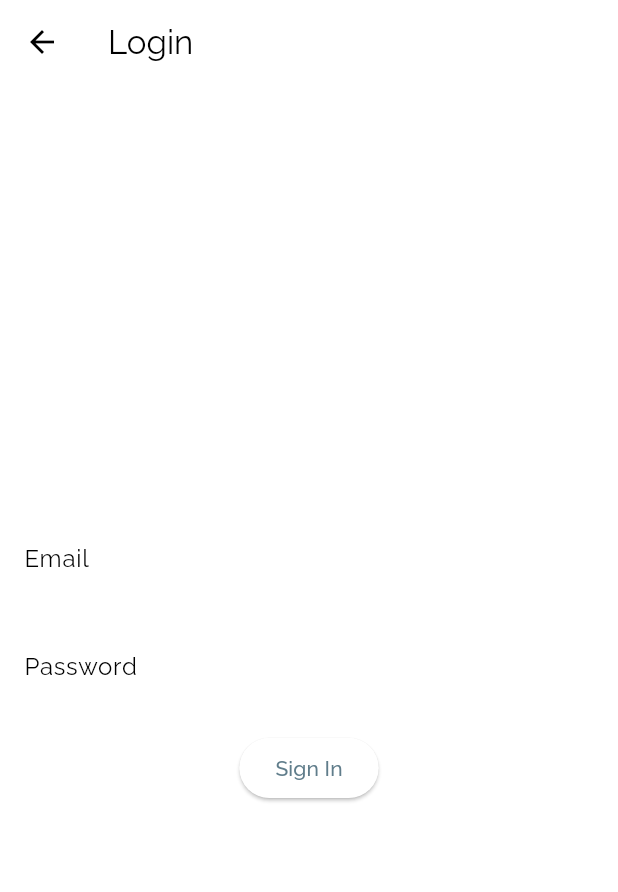
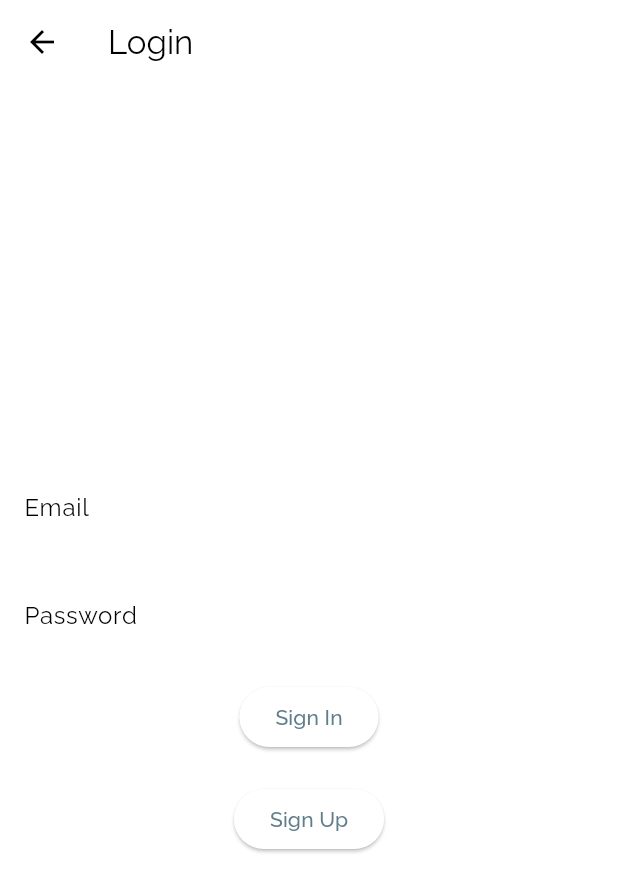
Before and after one commit to jaycebeck/M12-flutter, a Flutter app: the screen it shows after launch, after a tap on the "login" icon, on a phone screen of 412 x 824 dp. Shown: the top 892 px of the screen. Run offline on Flutter 3.47's test engine with Material 3 defaults, Android fonts, the phone set to English and light mode, and no system bars; our stand-ins replace cloud_firestore, firebase_auth, firebase_core, flutter_dotenv, google_fonts, table_calendar; accounts and stored records are empty.

Commit message:
Added better home page, and more login bug fixes

```diff
--- a/lib/main.dart
+++ b/lib/main.dart
@@ -1,9 +1,11 @@
+import 'dart:ui';
+
 import 'package:flutter/material.dart';
+import 'package:flutter/widgets.dart';
 import 'package:flutter_dotenv/flutter_dotenv.dart';
 import 'package:intl/date_symbol_data_local.dart';
 import 'package:google_fonts/google_fonts.dart';
 
-import 'pages/calendarPage.dart';
 import 'widgets/myAppBar.dart';
 
 import 'package:firebase_core/firebase_core.dart';
@@ -46,19 +48,37 @@ class _StartPageState extends State<StartPage> {
   Widget build(BuildContext context) {
     return Scaffold(
       appBar: AppBars(context),
-      body: Center(
-        child: Column(
-          mainAxisAlignment: MainAxisAlignment.center,
-          children: [
-            const SizedBox(height: 20.0),
-            ElevatedButton(
-              child: Text('This is a button'),
-              onPressed: () => Navigator.push(context,
-                  MaterialPageRoute(builder: (_) => TableCalendarPage())),
-            )
-          ],
-        ),
-      ),
+      body: Container(
+          margin: const EdgeInsets.all(40),
+          child: const Center(
+              child: Column(
+            children: [
+              Text(
+                'Welcome to M12 Calendar!',
+                style: TextStyle(fontSize: 45, fontWeight: FontWeight.bold),
+              ),
+              Text(
+                  "Please sign in above to access the full calendar experience.",
+                  style: TextStyle(fontSize: 18)),
+              Text(
+                  "A premade account is available for testing purposes. With a task made for 4/15/2024.",
+                  style: TextStyle(fontSize: 18)),
+              SelectableText(
+                  "Email: cesaxig597@acname.com \n Password: password1 \n",
+                  style: TextStyle(fontSize: 18, fontWeight: FontWeight.bold)),
+              Text(
+                  "Once you sign in, you'll be able to add, edit, and delete tasks. A single task will prepopulate for today to show functionality. Task data from previous visits will not be shown unless you click on the tasks' dates.",
+                  style: TextStyle(fontSize: 18)),
+              Image(
+                image: AssetImage('assets/blue_pikmin.png'),
+                height: 300,
+                width: 300,
+              ),
+              Text(
+                  "I have been playing Pikmin recently so it felt fitting to include a pikmin here. Especially the always worried blue pikmin so enjoy! \n",
+                  style: TextStyle(fontSize: 18)),
+            ],
+          ))),
     );
   }
 }
--- a/lib/pages/login.dart
+++ b/lib/pages/login.dart
@@ -1,6 +1,8 @@
 import 'package:flutter/material.dart';
 import 'package:firebase_auth/firebase_auth.dart';
 import 'package:m12calendar_flutter/main.dart';
+
+import 'signup.dart';
 
 class LoginPage extends StatefulWidget {
   @override
@@ -15,13 +17,15 @@ class _LoginPageState extends State<LoginPage> {
 
   Future<void> _signInWithEmailAndPassword() async {
     try {
-      final UserCredential userCredential = await _auth.signInWithEmailAndPassword(
+      // ignore: unused_local_variable
+      final UserCredential userCredential =
+          await _auth.signInWithEmailAndPassword(
         email: _emailController.text.trim(),
         password: _passwordController.text.trim(),
       );
 
-      Navigator.of(context).pushReplacement(MaterialPageRoute(builder: (_) => StartPage()));
-      print(userCredential.user?.email);
+      Navigator.of(context)
+          .pushReplacement(MaterialPageRoute(builder: (_) => StartPage()));
     } on FirebaseAuthException catch (e) {
       setState(() {
         _errorMessage = e.message ?? 'An error occurred';
@@ -59,7 +63,16 @@ class _LoginPageState extends State<LoginPage> {
               onPressed: _signInWithEmailAndPassword,
               child: Text('Sign In'),
             ),
-            if (_errorMessage.isNotEmpty) Text(_errorMessage, style: TextStyle(color: Colors.red)),
+            if (_errorMessage.isNotEmpty)
+              Text(_errorMessage, style: TextStyle(color: Colors.red)),
+            Container(
+              margin: const EdgeInsets.only(top: 20.0),
+              child: ElevatedButton(
+                onPressed: () => Navigator.push(
+                    context, MaterialPageRoute(builder: (_) => SignUpPage())),
+                child: Text("Sign Up"),
+              ),
+            ),
           ],
         ),
       ),
--- a/lib/widgets/myAppBar.dart
+++ b/lib/widgets/myAppBar.dart
@@ -3,10 +3,9 @@ import 'package:flutter/material.dart';
 import 'package:m12calendar_flutter/pages/calendarPage.dart';
 import 'package:m12calendar_flutter/pages/login.dart';
 import 'package:m12calendar_flutter/pages/logout.dart';
-import 'package:m12calendar_flutter/pages/signin.dart';
+import 'package:m12calendar_flutter/pages/signup.dart';
 
 import '../main.dart';
-import '../pages/events_example.dart';
 
 class AppBars extends AppBar {
   final BuildContext context;
@@ -20,6 +19,8 @@ class AppBars extends AppBar {
                 icon: Icon(Icons.home_outlined)),
             actions: FirebaseAuth.instance.currentUser != null
                 ? <Widget>[
+                    Text(
+                        "Welcome, ${FirebaseAuth.instance.currentUser!.email}"),
                     IconButton(
                         onPressed: () => Navigator.push(
                             context,
--- a/pubspec.yaml
+++ b/pubspec.yaml
@@ -67,6 +67,7 @@ flutter:
 
   assets:
     - assets/.env
+    - assets/blue_pikmin.png
 
   # To add assets to your application, add an assets section, like this:
   # assets:
```
Also changed, not shown: lib/authController.dart (+65 -20 lines), lib/pages/calendarPage.dart (+31 -8 lines), lib/pages/events_example.dart (deleted, +0 -161 lines), lib/pages/signup.dart (renamed from lib/pages/signin.dart, +9 -8 lines), lib/utils.dart (deleted, +0 -13 lines), lib/widgets/editTasks.dart (+12 -1 lines), lib/widgets/listTasks.dart (+12 -4 lines), assets/blue_pikmin.png (added).
